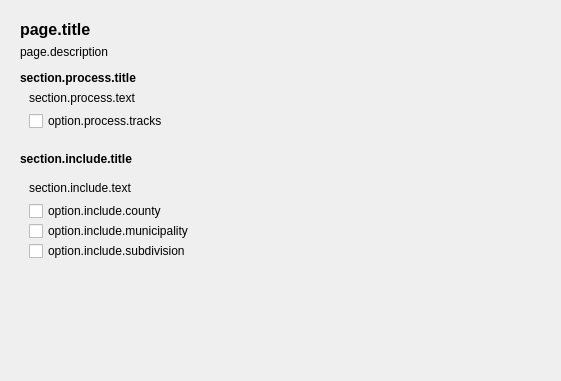
First picture: the form in options_additional_artists_details.ui, repository rdswift/picard-plugin-additional-artists-details, before the edit.
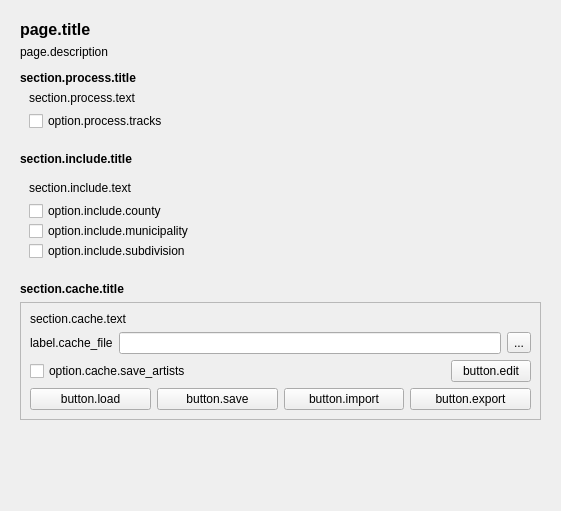
Second picture: the form after the edit. Icons and pictures are not drawn.

Commit message: Refactor to use `Area` and  `DataCache` class objects.  Add actions.

What changed in the file:
```diff
--- a/options_additional_artists_details.ui
+++ b/options_additional_artists_details.ui
@@ -7,7 +7,7 @@
     <x>0</x>
     <y>0</y>
     <width>561</width>
-    <height>381</height>
+    <height>511</height>
    </rect>
   </property>
   <property name="minimumSize">
@@ -34,7 +34,7 @@
         <x>0</x>
         <y>0</y>
         <width>543</width>
-        <height>363</height>
+        <height>493</height>
        </rect>
       </property>
       <layout class="QVBoxLayout" name="verticalLayout_2">
@@ -208,6 +208,177 @@
          </layout>
         </widget>
        </item>
+       <item>
+        <spacer name="verticalSpacer_4">
+         <property name="orientation">
+          <enum>Qt::Orientation::Vertical</enum>
+         </property>
+         <property name="sizeType">
+          <enum>QSizePolicy::Policy::Fixed</enum>
+         </property>
+         <property name="sizeHint" stdset="0">
+          <size>
+           <width>20</width>
+           <height>6</height>
+          </size>
+         </property>
+        </spacer>
+       </item>
+       <item>
+        <widget class="QLabel" name="cache_section_title">
+         <property name="font">
+          <font>
+           <bold>true</bold>
+          </font>
+         </property>
+         <property name="text">
+          <string>section.cache.title</string>
+         </property>
+        </widget>
+       </item>
+       <item>
+        <widget class="QFrame" name="cache_section_frame">
+         <property name="frameShape">
+          <enum>QFrame::Shape::StyledPanel</enum>
+         </property>
+         <property name="frameShadow">
+          <enum>QFrame::Shadow::Raised</enum>
+         </property>
+         <layout class="QVBoxLayout" name="verticalLayout_3">
+          <item>
+           <widget class="QLabel" name="cache_section_text">
+            <property name="text">
+             <string>section.cache.text</string>
+            </property>
+            <property name="textFormat">
+             <enum>Qt::TextFormat::MarkdownText</enum>
+            </property>
+           </widget>
+          </item>
+          <item>
+           <layout class="QHBoxLayout" name="horizontalLayout">
+            <property name="topMargin">
+             <number>0</number>
+            </property>
+            <item>
+             <widget class="QLabel" name="cache_file_label">
+              <property name="text">
+               <string>label.cache_file</string>
+              </property>
+             </widget>
+            </item>
+            <item>
+             <widget class="QLineEdit" name="cache_file">
+              <property name="text">
+               <string notr="true"/>
+              </property>
+              <property name="readOnly">
+               <bool>true</bool>
+              </property>
+             </widget>
+            </item>
+            <item>
+             <widget class="QToolButton" name="b_open_cache_directory">
+              <property name="toolTip">
+               <string>tooltip.button.open_cache_dir</string>
+              </property>
+              <property name="text">
+               <string>...</string>
+              </property>
+              <property name="icon">
+               <iconset theme="folder"/>
+              </property>
+             </widget>
+            </item>
+           </layout>
+          </item>
+          <item>
+           <layout class="QHBoxLayout" name="horizontalLayout_2">
+            <property name="topMargin">
+             <number>0</number>
+            </property>
+            <item>
+             <widget class="QCheckBox" name="cb_save_artists">
+              <property name="text">
+               <string>option.cache.save_artists</string>
+              </property>
+             </widget>
+            </item>
+            <item>
+             <spacer name="horizontalSpacer">
+              <property name="orientation">
+               <enum>Qt::Orientation::Horizontal</enum>
+              </property>
+              <property name="sizeHint" stdset="0">
+               <size>
+                <width>40</width>
+                <height>20</height>
+               </size>
+              </property>
+             </spacer>
+            </item>
+            <item>
+             <widget class="QPushButton" name="b_edit_cache">
+              <property name="toolTip">
+               <string>tooltip.button.edit</string>
+              </property>
+              <property name="text">
+               <string>button.edit</string>
+              </property>
+             </widget>
+            </item>
+           </layout>
+          </item>
+          <item>
+           <layout class="QHBoxLayout" name="horizontalLayout_3">
+            <property name="topMargin">
+             <number>0</number>
+            </property>
+            <item>
+             <widget class="QPushButton" name="b_load_cache">
+              <property name="toolTip">
+               <string>tooltip.button.load</string>
+              </property>
+              <property name="text">
+               <string>button.load</string>
+              </property>
+             </widget>
+            </item>
+            <item>
+             <widget class="QPushButton" name="b_save_cache">
+              <property name="toolTip">
+               <string>tooltip.button.save</string>
+              </property>
+              <property name="text">
+               <string>button.save</string>
+              </property>
+             </widget>
+            </item>
+            <item>
+             <widget class="QPushButton" name="b_import_cache">
+              <property name="toolTip">
+               <string>tooltip.button.import</string>
+              </property>
+              <property name="text">
+               <string>button.import</string>
+              </property>
+             </widget>
+            </item>
+            <item>
+             <widget class="QPushButton" name="b_export_cache">
+              <property name="toolTip">
+               <string>tooltip.button.export</string>
+              </property>
+              <property name="text">
+               <string>button.export</string>
+              </property>
+             </widget>
+            </item>
+           </layout>
+          </item>
+         </layout>
+        </widget>
+       </item>
        <item>
         <spacer name="verticalSpacer">
          <property name="orientation">
```
Left out of the diff: 36 changed lines with no effect on the pictures. The commit also changes 4 other files.
